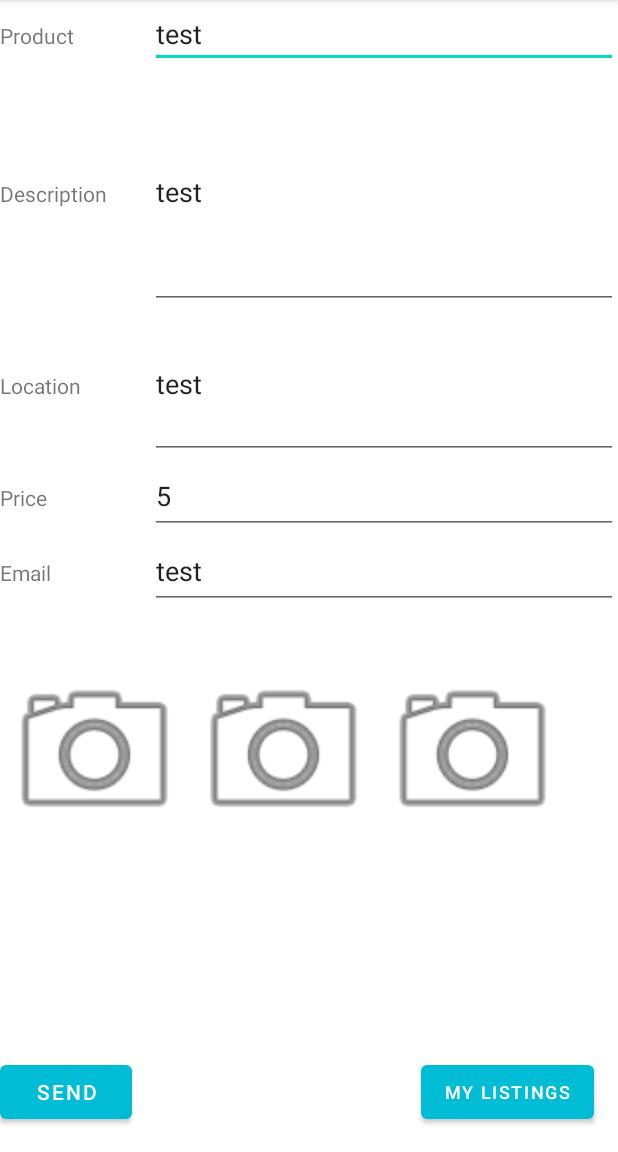
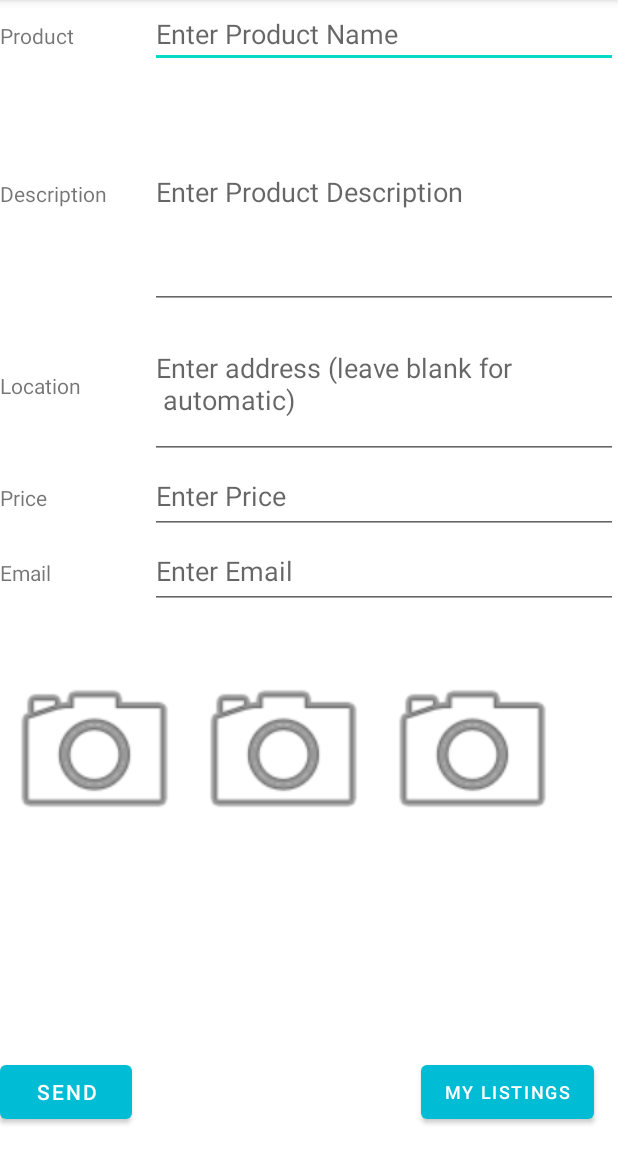
Before and after one commit to apps4sj/TwitterHelper, an Android app: the screen it shows after launch (MainActivity), on a phone screen of 412 x 824 dp, the part 84-1236 px from its top. Run offline under Robolectric (Android 15) with nearby library versions, the phone set to English and light mode, and no system bars.

Commit message:
removed default 'test' text aand 5 for price. added circle animation again

```diff
--- a/Dev/TwitterSeller/app/src/main/res/layout/activity_main.xml
+++ b/Dev/TwitterSeller/app/src/main/res/layout/activity_main.xml
@@ -33,19 +33,7 @@
                 android:ems="10"
                 android:hint="Enter Product Name"
                 android:inputType="textPersonName"
-                android:text="test" />
-
-            <RelativeLayout
-                android:id="@+id/loadingPanel"
-                android:layout_width="match_parent"
-                android:layout_height="match_parent"
-                android:gravity="center">
-
-                <ProgressBar
-                    android:layout_width="wrap_content"
-                    android:layout_height="wrap_content"
-                    android:indeterminate="true" />
-            </RelativeLayout>
+                android:text="" />
 
         </LinearLayout>
 
@@ -69,7 +57,7 @@
                 android:ems="10"
                 android:hint="Enter Product Description"
                 android:inputType="textPersonName"
-                android:text="test" />
+                android:text="" />
         </LinearLayout>
 
         <LinearLayout
@@ -92,7 +80,7 @@
                 android:ems="10"
                 android:hint="Enter address (leave blank for\n automatic)"
                 android:inputType="textEmailAddress"
-                android:text="test" />
+                android:text="" />
 
         </LinearLayout>
 
@@ -116,7 +104,7 @@
                 android:ems="10"
                 android:hint="Enter Price"
                 android:inputType="textPersonName"
-                android:text="5" />
+                android:text="" />
         </LinearLayout>
 
         <LinearLayout
@@ -139,7 +127,7 @@
                 android:ems="10"
                 android:hint="Enter Email"
                 android:inputType="textPersonName"
-                android:text="test" />
+                android:text="" />
 
         </LinearLayout>
 
@@ -209,4 +197,16 @@
         app:layout_constraintBottom_toBottomOf="parent"
         app:layout_constraintEnd_toEndOf="parent" />
 
+    <RelativeLayout
+        android:id="@+id/loadingPanel"
+        android:layout_width="match_parent"
+        android:layout_height="match_parent"
+        android:gravity="center">
+
+        <ProgressBar
+            android:layout_width="wrap_content"
+            android:layout_height="wrap_content"
+            android:indeterminate="true" />
+    </RelativeLayout>
+
 </androidx.constraintlayout.widget.ConstraintLayout>
```
